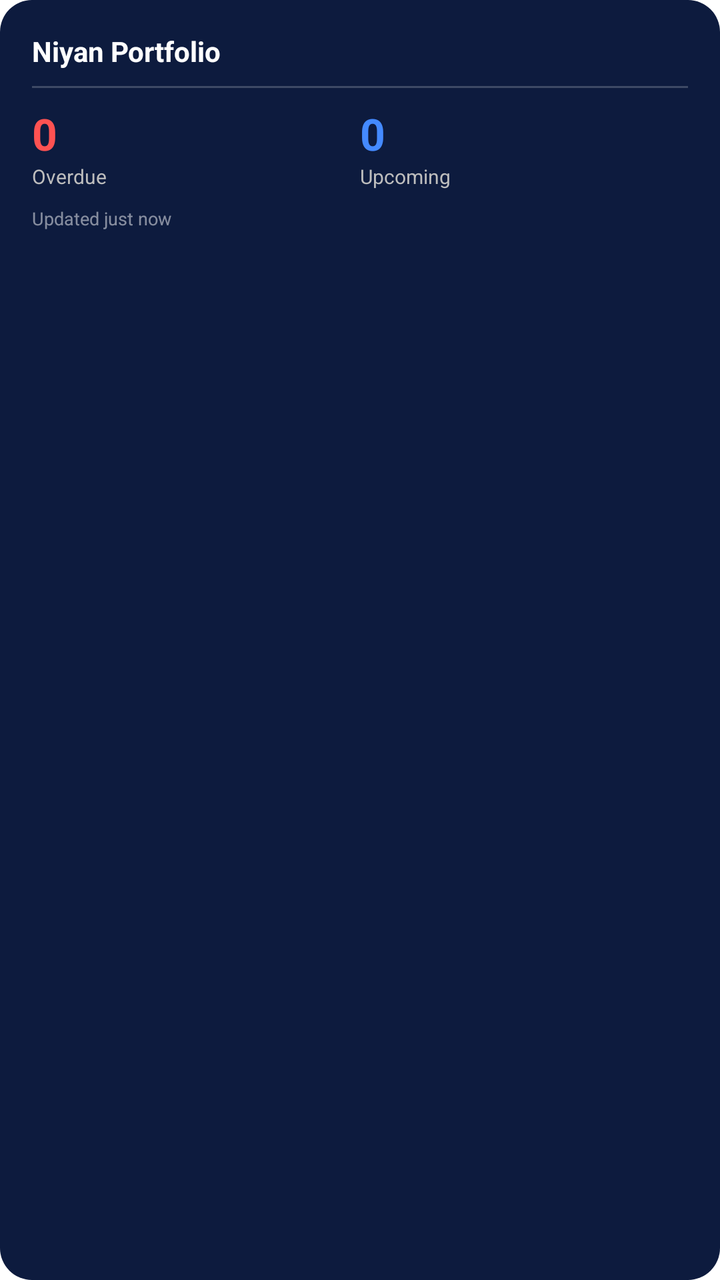
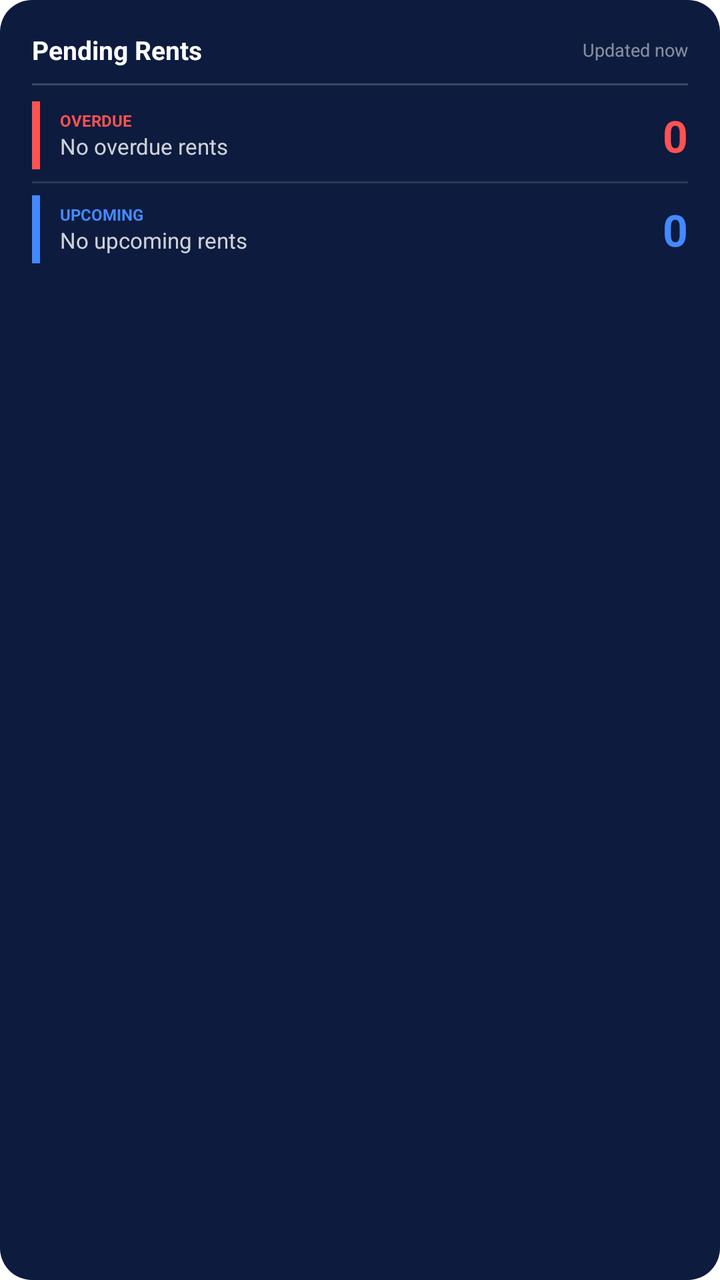

The first picture is an Android layout as it rendered before a commit; the second is the same layout after the commit. The layout source and the unified diff follow.
<!-- AndroidManifest.xml: fallback theme Theme.MaterialComponents.DayNight.NoActionBar -->
<!-- res/layout/niyan_widget.xml -->
<?xml version="1.0" encoding="utf-8"?>
<LinearLayout xmlns:android="http://schemas.android.com/apk/res/android"
    android:layout_width="match_parent"
    android:layout_height="match_parent"
    android:background="@drawable/widget_background"
    android:orientation="vertical"
    android:padding="16dp">

    <TextView
        android:id="@+id/widget_title"
        android:layout_width="wrap_content"
        android:layout_height="wrap_content"
        android:text="Niyan Portfolio"
        android:textColor="#FFFFFF"
        android:textSize="14sp"
        android:textStyle="bold" />

    <View
        android:layout_width="match_parent"
        android:layout_height="1dp"
        android:layout_marginTop="8dp"
        android:layout_marginBottom="8dp"
        android:background="#33FFFFFF" />

    <LinearLayout
        android:layout_width="match_parent"
        android:layout_height="wrap_content"
        android:orientation="horizontal">

        <LinearLayout
            android:layout_width="0dp"
            android:layout_height="wrap_content"
            android:layout_weight="1"
            android:orientation="vertical">

            <TextView
                android:id="@+id/overdue_count"
                android:layout_width="wrap_content"
                android:layout_height="wrap_content"
                android:text="0"
                android:textColor="#FF5252"
                android:textSize="22sp"
                android:textStyle="bold" />

            <TextView
                android:layout_width="wrap_content"
                android:layout_height="wrap_content"
                android:text="Overdue"
                android:textColor="#BDBDBD"
                android:textSize="10sp" />
        </LinearLayout>

        <LinearLayout
            android:layout_width="0dp"
            android:layout_height="wrap_content"
            android:layout_weight="1"
            android:orientation="vertical">

            <TextView
                android:id="@+id/upcoming_count"
                android:layout_width="wrap_content"
                android:layout_height="wrap_content"
                android:text="0"
                android:textColor="#448AFF"
                android:textSize="22sp"
                android:textStyle="bold" />

            <TextView
                android:layout_width="wrap_content"
                android:layout_height="wrap_content"
                android:text="Upcoming"
                android:textColor="#BDBDBD"
                android:textSize="10sp" />
        </LinearLayout>
    </LinearLayout>

    <TextView
        android:id="@+id/last_updated"
        android:layout_width="wrap_content"
        android:layout_height="wrap_content"
        android:layout_marginTop="8dp"
        android:text="Updated just now"
        android:textColor="#80FFFFFF"
        android:textSize="9sp" />

</LinearLayout>
<!-- resources referenced by this layout -->
<resources>
  <!-- drawable widget_background (drawable) -->
  <?xml version="1.0" encoding="utf-8"?>
  <shape xmlns:android="http://schemas.android.com/apk/res/android">
      <solid android:color="#0D1B3E" />
      <corners android:radius="16dp" />
  </shape>
</resources>

<!-- the commit's change to res/layout/niyan_widget.xml (unified diff, before → after) -->
@@ -6,26 +6,53 @@
     android:orientation="vertical"
     android:padding="16dp">
 
+    
+    <LinearLayout
+        android:layout_width="match_parent"
+        android:layout_height="wrap_content"
+        android:orientation="horizontal"
+        android:gravity="center_vertical">
+
+        <TextView
+            android:layout_width="0dp"
+            android:layout_height="wrap_content"
+            android:layout_weight="1"
+            android:text="Pending Rents"
+            android:textColor="#FFFFFF"
+            android:textSize="13sp"
+            android:textStyle="bold" />
+
+        <TextView
+            android:id="@+id/last_updated"
+            android:layout_width="wrap_content"
+            android:layout_height="wrap_content"
+            android:text="Updated now"
+            android:textColor="#80FFFFFF"
+            android:textSize="9sp" />
+    </LinearLayout>
+
+    
     <TextView
-        android:id="@+id/widget_title"
-        android:layout_width="wrap_content"
-        android:layout_height="wrap_content"
-        android:text="Niyan Portfolio"
-        android:textColor="#FFFFFF"
-        android:textSize="14sp"
-        android:textStyle="bold" />
-
-    <View
         android:layout_width="match_parent"
         android:layout_height="1dp"
         android:layout_marginTop="8dp"
         android:layout_marginBottom="8dp"
         android:background="#33FFFFFF" />
 
+    
     <LinearLayout
         android:layout_width="match_parent"
         android:layout_height="wrap_content"
-        android:orientation="horizontal">
+        android:orientation="horizontal"
+        android:gravity="center_vertical"
+        android:layout_marginBottom="6dp">
+
+        
+        <TextView
+            android:layout_width="4dp"
+            android:layout_height="34dp"
+            android:background="#FF5252"
+            android:layout_marginEnd="10dp" />
 
         <LinearLayout
             android:layout_width="0dp"
@@ -34,21 +61,55 @@
             android:orientation="vertical">
 
             <TextView
-                android:id="@+id/overdue_count"
                 android:layout_width="wrap_content"
                 android:layout_height="wrap_content"
-                android:text="0"
+                android:text="OVERDUE"
                 android:textColor="#FF5252"
-                android:textSize="22sp"
+                android:textSize="8sp"
                 android:textStyle="bold" />
 
             <TextView
-                android:layout_width="wrap_content"
+                android:id="@+id/overdue_details"
+                android:layout_width="match_parent"
                 android:layout_height="wrap_content"
-                android:text="Overdue"
-                android:textColor="#BDBDBD"
-                android:textSize="10sp" />
+                android:text="No overdue rents"
+                android:textColor="#CCFFFFFF"
+                android:textSize="11sp"
+                android:maxLines="3"
+                android:ellipsize="end" />
         </LinearLayout>
+
+        <TextView
+            android:id="@+id/overdue_count"
+            android:layout_width="wrap_content"
+            android:layout_height="wrap_content"
+            android:text="0"
+            android:textColor="#FF5252"
+            android:textSize="22sp"
+            android:textStyle="bold"
+            android:layout_marginStart="8dp" />
+    </LinearLayout>
+
+    
+    <TextView
+        android:layout_width="match_parent"
+        android:layout_height="1dp"
+        android:layout_marginBottom="6dp"
+        android:background="#22FFFFFF" />
+
+    
+    <LinearLayout
+        android:layout_width="match_parent"
+        android:layout_height="wrap_content"
+        android:orientation="horizontal"
+        android:gravity="center_vertical">
+
+        
+        <TextView
+            android:layout_width="4dp"
+            android:layout_height="34dp"
+            android:background="#448AFF"
+            android:layout_marginEnd="10dp" />
 
         <LinearLayout
             android:layout_width="0dp"
@@ -57,30 +118,33 @@
             android:orientation="vertical">
 
             <TextView
-                android:id="@+id/upcoming_count"
                 android:layout_width="wrap_content"
                 android:layout_height="wrap_content"
-                android:text="0"
+                android:text="UPCOMING"
                 android:textColor="#448AFF"
-                android:textSize="22sp"
+                android:textSize="8sp"
                 android:textStyle="bold" />
 
             <TextView
-                android:layout_width="wrap_content"
+                android:id="@+id/upcoming_details"
+                android:layout_width="match_parent"
                 android:layout_height="wrap_content"
-                android:text="Upcoming"
-                android:textColor="#BDBDBD"
-                android:textSize="10sp" />
+                android:text="No upcoming rents"
+                android:textColor="#CCFFFFFF"
+                android:textSize="11sp"
+                android:maxLines="3"
+                android:ellipsize="end" />
         </LinearLayout>
+
+        <TextView
+            android:id="@+id/upcoming_count"
+            android:layout_width="wrap_content"
+            android:layout_height="wrap_content"
+            android:text="0"
+            android:textColor="#448AFF"
+            android:textSize="22sp"
+            android:textStyle="bold"
+            android:layout_marginStart="8dp" />
     </LinearLayout>
 
-    <TextView
-        android:id="@+id/last_updated"
-        android:layout_width="wrap_content"
-        android:layout_height="wrap_content"
-        android:layout_marginTop="8dp"
-        android:text="Updated just now"
-        android:textColor="#80FFFFFF"
-        android:textSize="9sp" />
-
 </LinearLayout>
